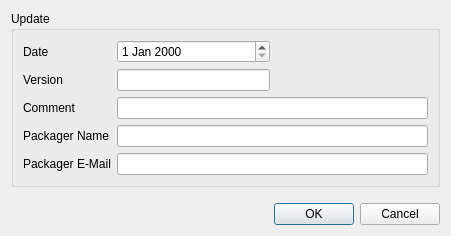
Before: the Qt Designer form ui/addupdatedialog.ui in huseyinkozan/PiSiDo, drawn with Qt 5.
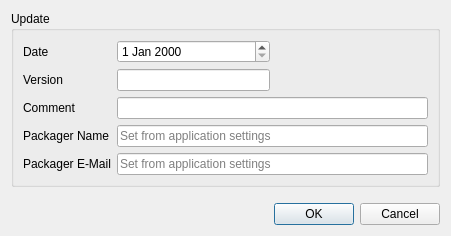
After: the same form once the commit is applied.

The edit to the form file:
```diff
--- a/ui/addupdatedialog.ui
+++ b/ui/addupdatedialog.ui
@@ -48,7 +48,11 @@
        </widget>
       </item>
       <item row="3" column="1" colspan="2">
-       <widget class="QLineEdit" name="le_packager_name"/>
+       <widget class="QLineEdit" name="le_packager_name">
+        <property name="placeholderText">
+         <string>Set from application settings</string>
+        </property>
+       </widget>
       </item>
       <item row="4" column="0">
        <widget class="QLabel" name="lbl_packager_email">
@@ -58,7 +62,11 @@
        </widget>
       </item>
       <item row="4" column="1" colspan="2">
-       <widget class="QLineEdit" name="le_packager_email"/>
+       <widget class="QLineEdit" name="le_packager_email">
+        <property name="placeholderText">
+         <string>Set from application settings</string>
+        </property>
+       </widget>
       </item>
       <item row="1" column="2">
        <spacer name="horizontalSpacer">
```
